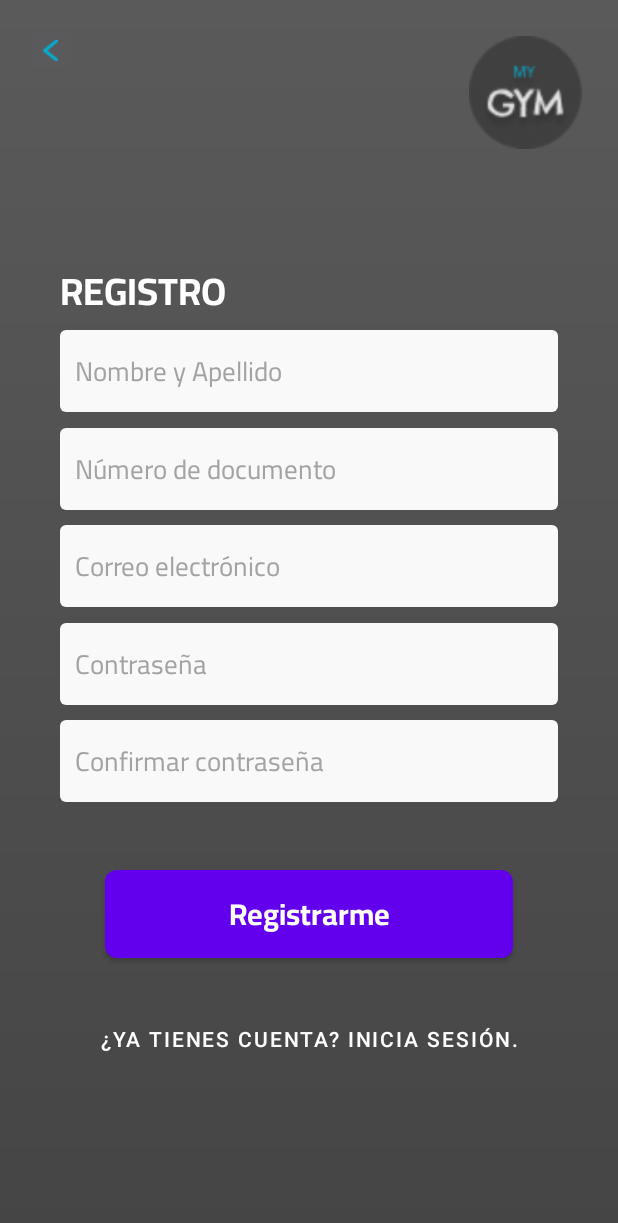
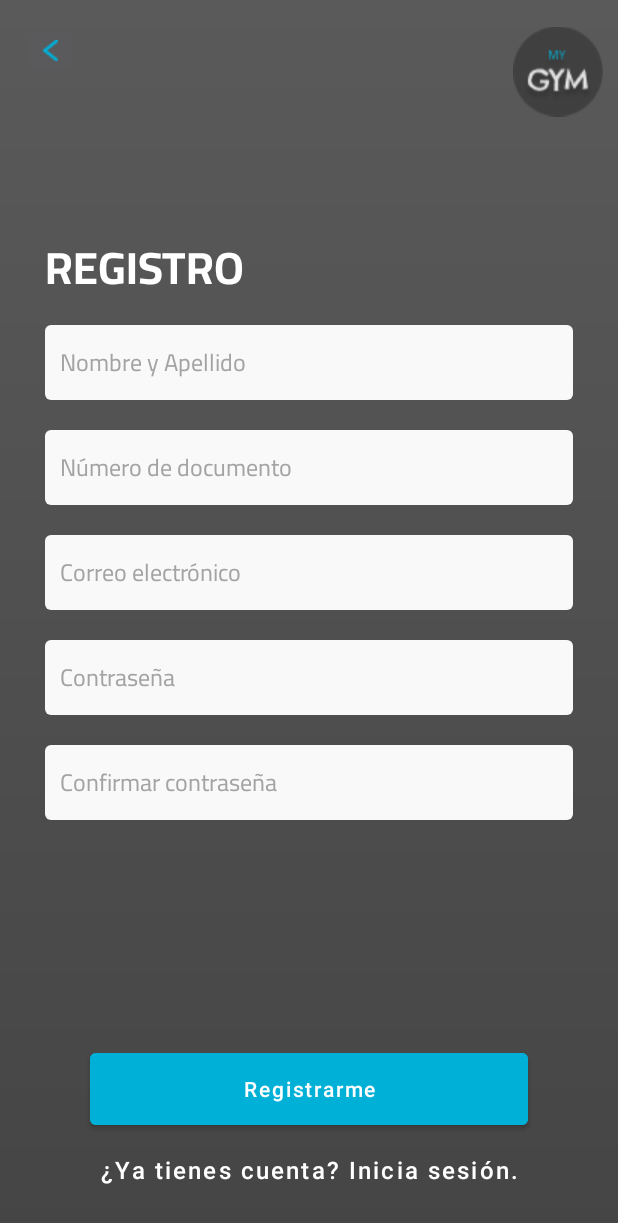
Before and after one commit to Jhonnier20/ProyectoFinalApps, an Android app: the RegisterUserActivity screen opened directly, with no data from a screen before it, on a phone screen of 412 x 824 dp. Shown: the top 1223 px of the screen. Run offline under Robolectric (Android 15) with nearby library versions, the phone set to English and light mode, and no system bars; our stand-ins replace Firebase (no records; nobody signed in at launch, a user with empty details on screens opened directly); 1 statement that could not run was skipped.

Commit message:
main, login & register style

```diff
--- a/app/src/main/res/layout/activity_register_user.xml
+++ b/app/src/main/res/layout/activity_register_user.xml
@@ -9,10 +9,10 @@
 
     <ImageView
         android:id="@+id/imageView3"
-        android:layout_width="75dp"
+        android:layout_width="60dp"
         android:layout_height="75dp"
-        android:layout_marginTop="24dp"
-        android:layout_marginEnd="24dp"
+        android:layout_marginTop="10dp"
+        android:layout_marginEnd="10dp"
         app:layout_constraintEnd_toEndOf="parent"
         app:layout_constraintTop_toTopOf="parent"
         app:srcCompat="@drawable/logo_mini" />
@@ -32,10 +32,11 @@
         style="@style/WelcomeMain"
         android:layout_width="wrap_content"
         android:layout_height="wrap_content"
-        android:layout_marginStart="40dp"
-        android:layout_marginTop="170dp"
+        android:layout_marginStart="30dp"
+        android:layout_marginTop="150dp"
         android:fontFamily="@font/cairo_bold"
         android:text="@string/register_tv"
+        android:textSize="30dp"
         app:layout_constraintStart_toStartOf="parent"
         app:layout_constraintTop_toTopOf="parent" />
 
@@ -43,126 +44,132 @@
         android:id="@+id/nameRegisterET"
         style="@style/EditTextMain"
         android:layout_width="0dp"
-        android:layout_height="wrap_content"
-        android:layout_marginStart="40dp"
-        android:layout_marginTop="220dp"
-        android:layout_marginEnd="40dp"
+        android:layout_height="50dp"
+        android:layout_marginStart="30dp"
+        android:layout_marginTop="10dp"
+        android:layout_marginEnd="30dp"
         android:background="@drawable/edittext_back"
         android:ems="10"
         android:fontFamily="@font/cairo_regular"
         android:hint="@string/namelastname_hint_tv"
         android:inputType="textPersonName"
+        android:textSize="16dp"
         app:errorEnabled="true"
         app:errorIconDrawable="@null"
         app:layout_constraintEnd_toEndOf="parent"
         app:layout_constraintStart_toStartOf="parent"
-        app:layout_constraintTop_toTopOf="parent" />
+        app:layout_constraintTop_toBottomOf="@+id/textView2" />
 
     <EditText
         android:id="@+id/mailRegisterET"
         style="@style/EditTextMain"
         android:layout_width="0dp"
-        android:layout_height="wrap_content"
-        android:layout_marginStart="40dp"
-        android:layout_marginTop="350dp"
-        android:layout_marginEnd="40dp"
+        android:layout_height="50dp"
+        android:layout_marginStart="30dp"
+        android:layout_marginTop="20dp"
+        android:layout_marginEnd="30dp"
         android:background="@drawable/edittext_back"
         android:ems="10"
         android:fontFamily="@font/cairo_regular"
         android:hint="@string/email_hint_et"
         android:inputType="textPersonName"
+        android:textSize="16dp"
         app:errorEnabled="true"
         app:errorIconDrawable="@null"
         app:layout_constraintEnd_toEndOf="parent"
         app:layout_constraintHorizontal_bias="0.0"
         app:layout_constraintStart_toStartOf="parent"
-        app:layout_constraintTop_toTopOf="parent" />
+        app:layout_constraintTop_toBottomOf="@+id/idRegisterET" />
 
     <EditText
         android:id="@+id/idRegisterET"
         style="@style/EditTextMain"
         android:layout_width="0dp"
-        android:layout_height="wrap_content"
-        android:layout_marginStart="40dp"
-        android:layout_marginTop="285dp"
-        android:layout_marginEnd="40dp"
+        android:layout_height="50dp"
+        android:layout_marginStart="30dp"
+        android:layout_marginTop="20dp"
+        android:layout_marginEnd="30dp"
         android:background="@drawable/edittext_back"
         android:ems="10"
         android:fontFamily="@font/cairo_regular"
         android:hint="@string/no_id_hint_tv"
         android:inputType="textPersonName"
+        android:textSize="16dp"
         app:errorEnabled="true"
         app:errorIconDrawable="@null"
         app:layout_constraintEnd_toEndOf="parent"
         app:layout_constraintHorizontal_bias="0.0"
         app:layout_constraintStart_toStartOf="parent"
-        app:layout_constraintTop_toTopOf="parent" />
+        app:layout_constraintTop_toBottomOf="@+id/nameRegisterET" />
 
     <EditText
         android:id="@+id/passwordRegisterET"
         style="@style/EditTextMain"
         android:layout_width="0dp"
-        android:layout_height="wrap_content"
-        android:layout_marginStart="40dp"
-        android:layout_marginTop="415dp"
-        android:layout_marginEnd="40dp"
+        android:layout_height="50dp"
+        android:layout_marginStart="30dp"
+        android:layout_marginTop="20dp"
+        android:layout_marginEnd="30dp"
         android:background="@drawable/edittext_back"
         android:ems="10"
         android:fontFamily="@font/cairo_regular"
         android:hint="@string/password_hint_et"
         android:inputType="textPersonName"
+        android:textSize="16dp"
         app:errorEnabled="true"
         app:errorIconDrawable="@null"
         app:layout_constraintEnd_toEndOf="parent"
         app:layout_constraintHorizontal_bias="0.0"
         app:layout_constraintStart_toStartOf="parent"
-        app:layout_constraintTop_toTopOf="parent" />
+        app:layout_constraintTop_toBottomOf="@+id/mailRegisterET" />
 
     <EditText
         android:id="@+id/password2RegisterET"
         style="@style/EditTextMain"
         android:layout_width="0dp"
-        android:layout_height="wrap_content"
-        android:layout_marginStart="40dp"
-        android:layout_marginTop="480dp"
-        android:layout_marginEnd="40dp"
+        android:layout_height="50dp"
+        android:layout_marginStart="30dp"
+        android:layout_marginTop="20dp"
+        android:layout_marginEnd="30dp"
         android:background="@drawable/edittext_back"
         android:ems="10"
         android:fontFamily="@font/cairo_regular"
         android:hint="@string/conf_pass_hint_tv"
         android:inputType="textPersonName"
+        android:textSize="16dp"
         app:errorEnabled="true"
         app:errorIconDrawable="@null"
         app:layout_constraintEnd_toEndOf="parent"
         app:layout_constraintHorizontal_bias="0.0"
         app:layout_constraintStart_toStartOf="parent"
-        app:layout_constraintTop_toTopOf="parent" />
+        app:layout_constraintTop_toBottomOf="@+id/passwordRegisterET" />
 
     <Button
         android:id="@+id/registerBtn"
-        style="@style/ButtonMain"
         android:layout_width="0dp"
-        android:layout_height="wrap_content"
-        android:layout_marginStart="70dp"
-        android:layout_marginTop="580dp"
-        android:layout_marginEnd="70dp"
-        android:background="@drawable/buttonbackmain"
+        android:layout_height="60dp"
+        android:layout_marginStart="60dp"
+        android:layout_marginEnd="60dp"
+        android:backgroundTint="#00B0D7"
         android:text="@string/register_btn"
+        android:textAllCaps="false"
+        app:layout_constraintBottom_toTopOf="@+id/goToRegisterTV"
         app:layout_constraintEnd_toEndOf="parent"
-        app:layout_constraintStart_toStartOf="parent"
-        app:layout_constraintTop_toTopOf="parent" />
+        app:layout_constraintStart_toStartOf="parent" />
 
     <Button
         android:id="@+id/goToRegisterTV"
-        android:layout_width="wrap_content"
+        android:layout_width="0dp"
         android:layout_height="wrap_content"
-        android:layout_marginTop="30dp"
+        android:layout_marginBottom="20dp"
         android:background="#00FFFFFF"
         android:paddingTop="0dp"
         android:paddingBottom="0dp"
         android:text="¿Ya tienes cuenta? Inicia sesión."
+        android:textAllCaps="false"
+        android:textSize="16dp"
+        app:layout_constraintBottom_toBottomOf="parent"
         app:layout_constraintEnd_toEndOf="parent"
-        app:layout_constraintStart_toStartOf="parent"
-        app:layout_constraintTop_toBottomOf="@+id/registerBtn" />
+        app:layout_constraintStart_toStartOf="parent" />
 
 </androidx.constraintlayout.widget.ConstraintLayout>
```
Also changed, not shown: app/src/main/res/layout/activity_client.xml (+25 -22 lines), app/src/main/res/layout/activity_gym.xml (+34 -30 lines), app/src/main/res/layout/activity_login.xml (+41 -32 lines), app/src/main/res/layout/activity_main.xml (+25 -22 lines), app/src/main/res/drawable/background_login.png.
